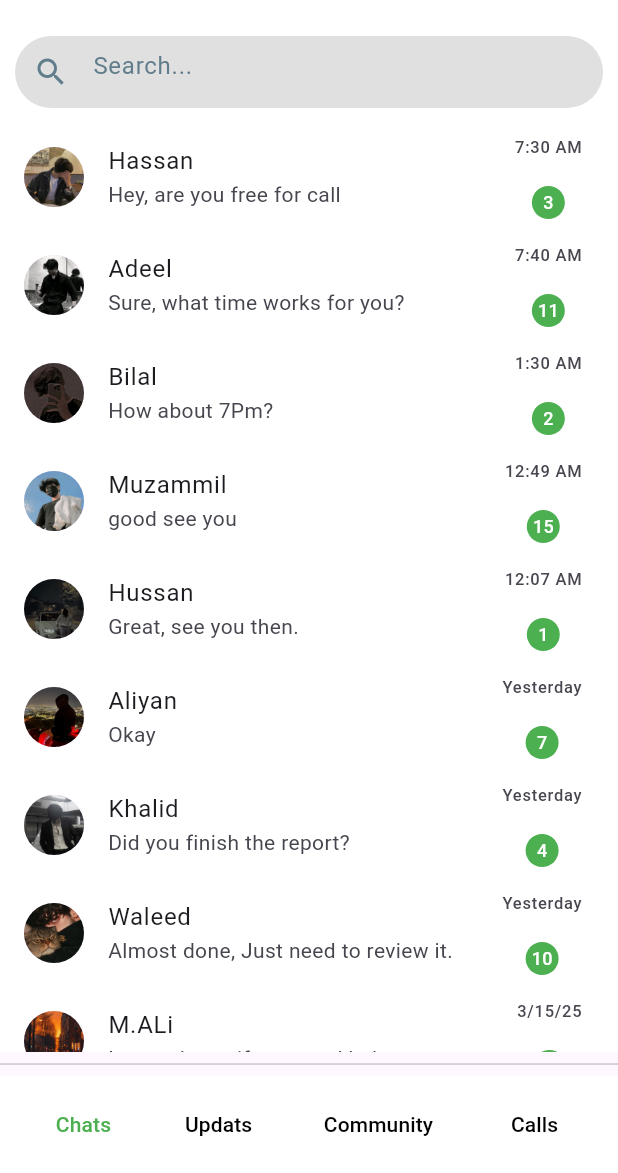
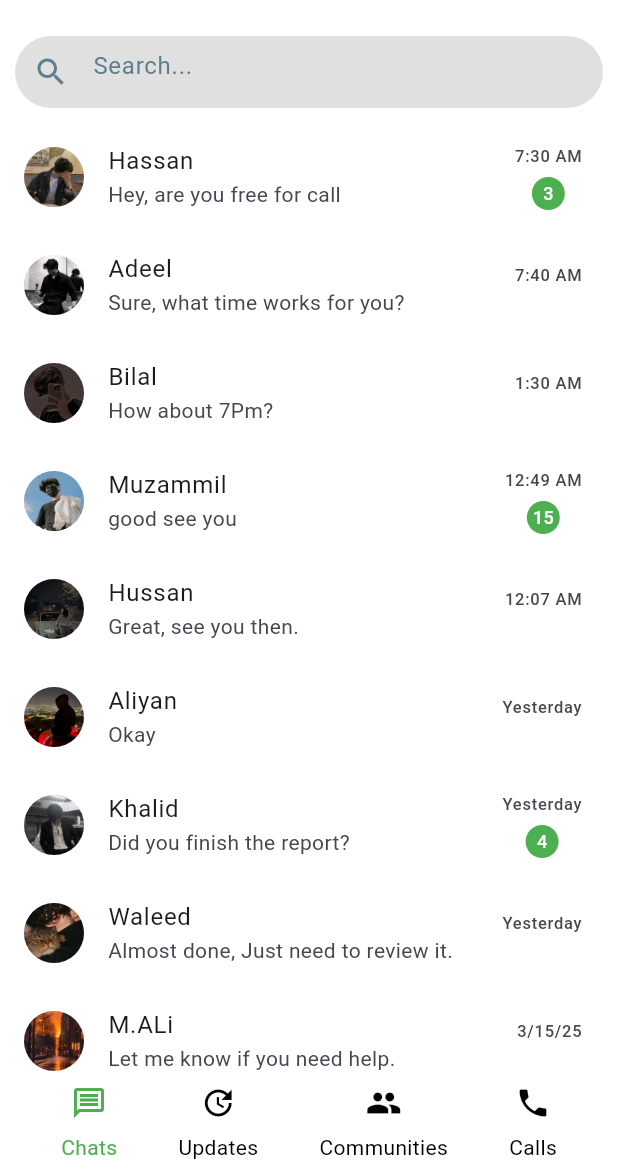
Before and after one commit to Daniyal842/WhatsApp-Project, a Flutter app: the screen it shows after launch, on a phone screen of 412 x 824 dp, the part 63-1236 px from its top. Run offline on Flutter 3.47's test engine with Material 3 defaults, Android fonts, the phone set to English and light mode, and no system bars.

Commit message:
updating

```diff
--- a/lib/chatscreen.dart
+++ b/lib/chatscreen.dart
@@ -189,6 +189,7 @@ class _ChatscreenState extends State<Chatscreen> {
               child: ListView.builder(
                   itemCount: name.length,
                   itemBuilder: (context, index) {
+                    int isCheck=index%3;
                     return Column(
                       children: [
                         ListTile(
@@ -207,10 +208,10 @@ class _ChatscreenState extends State<Chatscreen> {
                           title: Text(name[index].title.toString()),
                           subtitle: Text(name[index].subtitle.toString()),
                           trailing: Column(
+                            mainAxisAlignment: MainAxisAlignment.spaceEvenly,
                             children: [
                               Text(name[index].trailing1.toString()),
-                              Spacer(),
-                              CircleAvatar(
+                             isCheck==0? CircleAvatar(
                                 backgroundColor: Colors.green,
                                 radius: 11,
                                 child: Text(
@@ -218,7 +219,7 @@ class _ChatscreenState extends State<Chatscreen> {
                                   style: TextStyle(
                                       fontSize: 12, color: Colors.white),
                                 ),
-                              )
+                              ):SizedBox()
                             ],
                           ),
                         ),
--- a/lib/whatsappuiscreen.dart
+++ b/lib/whatsappuiscreen.dart
@@ -22,7 +22,6 @@ class _WhatsappuiscreenState extends State<Whatsappuiscreen> {
               flex: 92,
               child: select==1?Chatscreen() : select==2?Updatsscreen() : select==3?Communityscreen() : Callsscreen()
           ),
-          Divider(),
           Expanded(
             flex: 8,
             child: Container(
@@ -30,42 +29,110 @@ class _WhatsappuiscreenState extends State<Whatsappuiscreen> {
               child: Row(
                 mainAxisAlignment: MainAxisAlignment.spaceEvenly,
                 children: [
-                  TextButton(
-                    child: Text("Chats",style: TextStyle(color: select==1? Colors.green : Colors.black),),
-                    onPressed: (){
+                  InkWell(
+                    onTap: (){
                       select=1;
                       setState(() {
 
                       });
                     },
+                    child: Container(
+                      child: Column(
+                        mainAxisAlignment: MainAxisAlignment.spaceEvenly,
+                        children: [
+                          Icon(Icons.message_outlined,color: select==1? Colors.green : Colors.black,),
+                          Text("Chats",style: TextStyle(color: select==1? Colors.green : Colors.black),),
+                        ],
+                      ),
+                    ),
                   ),
-                  TextButton(
-                    child: Text("Updats",style: TextStyle(color: select==2? Colors.green : Colors.black),),
-                    onPressed: (){
+                  InkWell(
+                    onTap: (){
                       select=2;
                       setState(() {
 
                       });
                     },
+                    child: Container(
+                      child: Column(
+                        mainAxisAlignment: MainAxisAlignment.spaceEvenly,
+                        children: [
+                          Icon(Icons.update_outlined,color: select==2? Colors.green : Colors.black,),
+                          Text("Updates",style: TextStyle(color: select==2? Colors.green : Colors.black),),
+                        ],
+                      ),
+                    ),
                   ),
-                  TextButton(
-                    child: Text("Community",style: TextStyle(color: select==3? Colors.green : Colors.black),),
-                    onPressed: (){
+                  InkWell(
+                    onTap: (){
                       select=3;
                       setState(() {
 
                       });
                     },
+                    child: Container(
+                      child: Column(
+                        mainAxisAlignment: MainAxisAlignment.spaceEvenly,
+                        children: [
+                          Icon(Icons.group,color: select==3? Colors.green : Colors.black,),
+                          Text("Communities",style: TextStyle(color: select==3? Colors.green : Colors.black),),
+                        ],
+                      ),
+                    ),
                   ),
-                  TextButton(
-                    child: Text("Calls",style: TextStyle(color: select==4? Colors.green : Colors.black),),
-                    onPressed: (){
+                  InkWell(
+                    onTap: (){
                       select=4;
                       setState(() {
 
                       });
                     },
+                    child: Container(
+                      child: Column(
+                        mainAxisAlignment: MainAxisAlignment.spaceEvenly,
+                        children: [
+                          Icon(Icons.phone,color: select==4? Colors.green : Colors.black,),
+                          Text("Calls",style: TextStyle(color: select==4? Colors.green : Colors.black),),
+                        ],
+                      ),
+                    ),
                   ),
+                  // TextButton(
+                  //   child: Text("Chats",style: TextStyle(color: select==1? Colors.green : Colors.black),),
+                  //   onPressed: (){
+                  //     select=1;
+                  //     setState(() {
+                  //
+                  //     });
+                  //   },
+                  // ),
+                  // TextButton(
+                  //   child: Text("Updats",style: TextStyle(color: select==2? Colors.green : Colors.black),),
+                  //   onPressed: (){
+                  //     select=2;
+                  //     setState(() {
+                  //
+                  //     });
+                  //   },
+                  // ),
+                  // TextButton(
+                  //   child: Text("Community",style: TextStyle(color: select==3? Colors.green : Colors.black),),
+                  //   onPressed: (){
+                  //     select=3;
+                  //     setState(() {
+                  //
+                  //     });
+                  //   },
+                  // ),
+                  // TextButton(
+                  //   child: Text("Calls",style: TextStyle(color: select==4? Colors.green : Colors.black),),
+                  //   onPressed: (){
+                  //     select=4;
+                  //     setState(() {
+                  //
+                  //     });
+                  //   },
+                  // ),
                 ],
               ),
             ),
```
